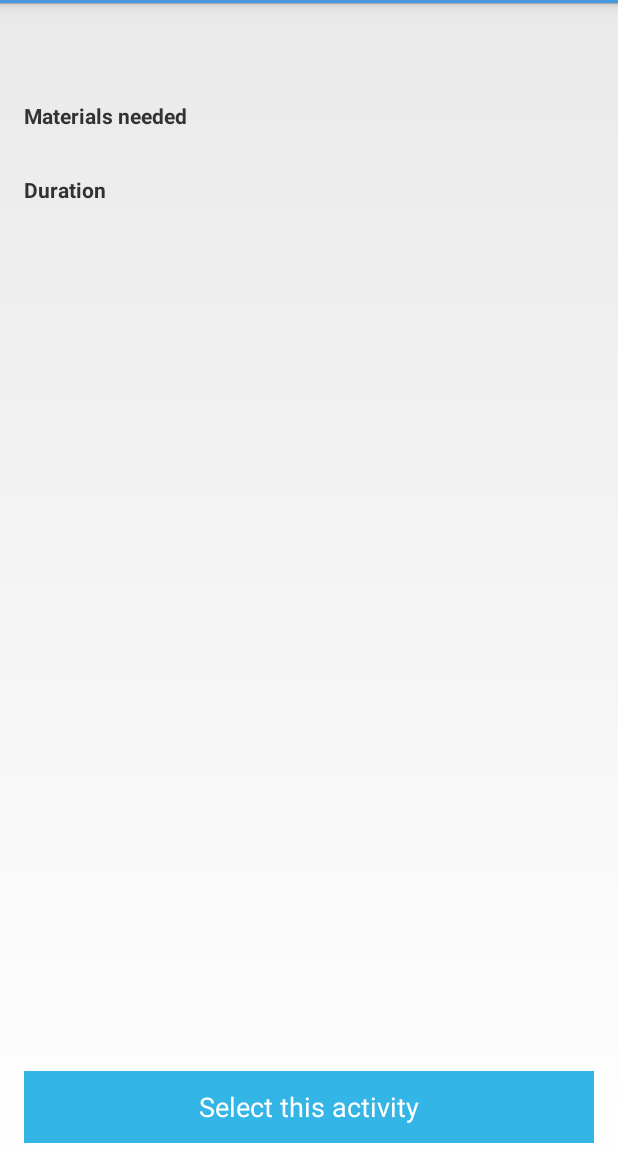
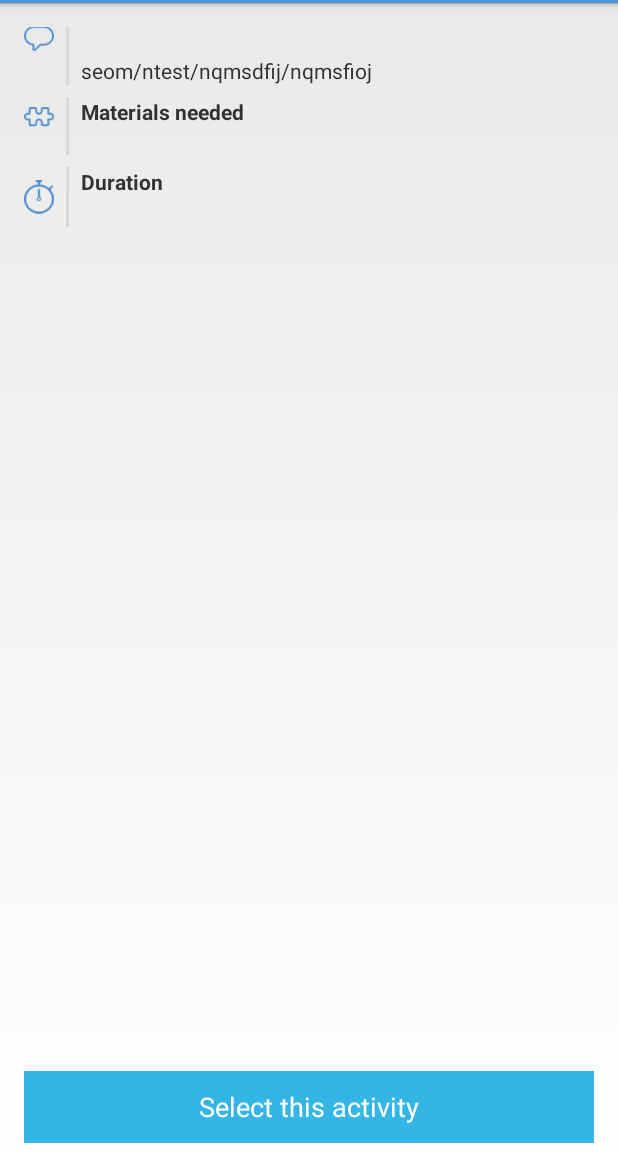
Before and after one commit to toonborgers/RetroBox, an Android app: the layout fragment_activity_detail.xml on its own in the app's theme, with its tools: preview values and no code run, on a phone screen of 412 x 824 dp, the part 69-1236 px from its top. Run offline under Robolectric (Android 15) with nearby library versions, the phone set to English and light mode, and no system bars.

Commit message:
Fixed layout for activity detail

```diff
--- a/Android/retrobox/src/main/java/be/cegeka/retrobox/ui/ActivityProgressBar.java
+++ b/Android/retrobox/src/main/java/be/cegeka/retrobox/ui/ActivityProgressBar.java
@@ -15,7 +15,7 @@ public class ActivityProgressBar extends View {
 
     public ActivityProgressBar(Context context, AttributeSet attrs) {
         super(context, attrs);
-        progress = 0f;
+        progress = 100f;
     }
 
     public void setBarColor(int barColor) {
--- a/Android/retrobox/src/main/res/layout/fragment_activity_detail.xml
+++ b/Android/retrobox/src/main/res/layout/fragment_activity_detail.xml
@@ -9,53 +9,136 @@
     android:layout_marginLeft="@dimen/activity_horizontal_margin"
     android:layout_marginRight="@dimen/activity_horizontal_margin">
 
+    <ScrollView
+        android:layout_width="match_parent"
+        android:layout_height="wrap_content"
+        android:layout_above="@+id/activity_detail_select"
+        android:layout_alignParentTop="true">
+
+        <LinearLayout
+            android:layout_width="match_parent"
+            android:layout_height="fill_parent"
+            android:orientation="vertical">
+
+            <LinearLayout
+                android:layout_width="match_parent"
+                android:layout_height="wrap_content"
+                android:orientation="horizontal"
+                android:layout_marginBottom="8dp">
+
+                <ImageView
+                    android:layout_width="20dp"
+                    android:layout_height="wrap_content"
+                    android:src="@drawable/activity"
+                    android:scaleType="centerCrop"
+                    android:adjustViewBounds="true" />
+
+                <View
+                    android:layout_width="2dp"
+                    android:layout_height="match_parent"
+                    android:background="@color/activity_border"
+                    android:layout_marginRight="8dp"
+                    android:layout_marginLeft="8dp" />
+
+                <LinearLayout
+                    android:layout_width="0dp"
+                    android:layout_height="wrap_content"
+                    android:layout_weight="1"
+                    android:orientation="vertical">
+
                     <TextView
                         android:id="@+id/activity_detail_title"
-        android:layout_width="wrap_content"
+                        android:layout_width="match_parent"
                         android:layout_height="wrap_content"
                         android:textStyle="bold" />
 
                     <TextView
                         android:id="@+id/activity_detail_description"
-        android:layout_width="wrap_content"
+                        android:layout_width="match_parent"
+                        android:layout_height="0dp"
+                        android:layout_weight="1"
+                        android:text="seom/ntest/nqmsdfij/nqmsfioj" />
+                </LinearLayout>
+            </LinearLayout>
+
+            <LinearLayout
+                android:layout_width="match_parent"
                 android:layout_height="wrap_content"
-        android:layout_marginTop="5dp"
-        android:layout_below="@id/activity_detail_title" />
+                android:orientation="horizontal"
+                android:layout_marginBottom="8dp">
+
+                <ImageView
+                    android:layout_width="20dp"
+                    android:layout_height="wrap_content"
+                    android:src="@drawable/materials_needed" />
+
+                <View
+                    android:layout_width="2dp"
+                    android:layout_height="match_parent"
+                    android:background="@color/activity_border"
+                    android:layout_marginRight="8dp"
+                    android:layout_marginLeft="8dp" />
+
+                <LinearLayout
+                    android:layout_width="0dp"
+                    android:layout_height="wrap_content"
+                    android:layout_weight="1"
+                    android:orientation="vertical">
 
                     <TextView
-        android:id="@+id/activity_detail_materials_title"
                         android:text="@string/activity_detail_materials"
-        android:layout_width="wrap_content"
-        android:layout_height="wrap_content"
                         android:textStyle="bold"
-        android:layout_marginTop="5dp"
-        android:layout_below="@id/activity_detail_description" />
+                        android:layout_width="match_parent"
+                        android:layout_height="wrap_content" />
 
                     <TextView
                         android:id="@+id/activity_detail_materials"
-        android:layout_width="fill_parent"
+                        android:layout_width="match_parent"
+                        android:layout_height="wrap_content" />
+                </LinearLayout>
+            </LinearLayout>
+
+            <LinearLayout
+                android:layout_width="match_parent"
                 android:layout_height="wrap_content"
-        android:layout_marginTop="5dp"
-        android:layout_below="@id/activity_detail_materials_title" />
+                android:orientation="horizontal">
+
+                <ImageView
+                    android:layout_width="20dp"
+                    android:layout_height="wrap_content"
+                    android:src="@drawable/duration" />
+
+                <View
+                    android:layout_width="2dp"
+                    android:layout_height="match_parent"
+                    android:background="@color/activity_border"
+                    android:layout_marginRight="8dp"
+                    android:layout_marginLeft="8dp" />
+
+                <LinearLayout
+                    android:layout_width="0dp"
+                    android:layout_height="wrap_content"
+                    android:layout_weight="1"
+                    android:orientation="vertical">
 
                     <TextView
-        android:id="@+id/activity_detail_duration_title"
                         android:text="@string/activity_detail_duration"
-        android:layout_width="wrap_content"
-        android:layout_marginTop="5dp"
-        android:layout_height="wrap_content"
                         android:textStyle="bold"
-        android:layout_below="@id/activity_detail_materials" />
+                        android:layout_width="match_parent"
+                        android:layout_height="wrap_content" />
 
                     <TextView
                         android:id="@+id/activity_detail_duration"
-        android:layout_width="fill_parent"
-        android:layout_height="wrap_content"
-        android:layout_marginTop="5dp"
-        android:layout_below="@id/activity_detail_duration_title" />
+                        android:layout_width="match_parent"
+                        android:layout_height="wrap_content" />
+                </LinearLayout>
+            </LinearLayout>
+        </LinearLayout>
+    </ScrollView>
 
     <Button
         android:id="@+id/activity_detail_select"
+        android:layout_marginTop="5dp"
         android:layout_width="match_parent"
         android:layout_height="wrap_content"
         android:text="@string/activity_detail_select"
--- a/Android/retrobox/src/main/res/raw/dummydata.json
+++ b/Android/retrobox/src/main/res/raw/dummydata.json
@@ -27,7 +27,7 @@
 		"activityType": 1,
 		"name": "ESVP",
 		"description": "How do participants feel at the retro: Explorer, Shopper, Vacationer, or Prisoner?",
-		"howto": "Prepare a flipchart or whiteboard with areas for E, S, V, and P. Explain the concept: * Explorer: Eager to dive in and research what did and didn\u0027t work and how to improve. * Shopper: Positive attitude. Happy if one good things comes out. * Vacationer: Reluctant to actively take part but the retro beats the regular work. * Prisoner: Only attend because they (feel they) must. Take a poll (anonymously, using sticky notes). Count out the answers and keep track on the flipchart for all to see. Ask what people make of the data. If there\u0027s a majority of Vacationers or Prisoners consider using the retro to discuss this finding.",
+		"howto": "Prepare a flipchart or whiteboard with areas for E, S, V, and P. Explain the concept: \n* Explorer: Eager to dive in and research what did and didn\u0027t work and how to improve. \n* Shopper: Positive attitude. Happy if one good things comes out. \n* Vacationer: Reluctant to actively take part but the retro beats the regular work. \n* Prisoner: Only attend because they (feel they) must. \nTake a poll (anonymously, using sticky notes). Count out the answers and keep track on the flipchart for all to see. Ask what people make of the data. If there\u0027s a majority of Vacationers or Prisoners consider using the retro to discuss this finding.",
 		"materials": "Flipchart/whiteboard, sticky notes, markers",
 		"durationMinutes": 10
 	},
@@ -59,7 +59,7 @@
 		"activityType": 2,
 		"name": "Loved, Learned, Lacked, Longed for",
 		"description": "Explore what people loved, learned, lacked and longed for individually",
-		"howto": "Each person brainstorms individually for each of these 4 questions: * What I Loved * What I Learned * What I Lacked * What I Longed For Collect the answers, either stickies on flip charts or in a digital tool if you\u0027re distributed. Form 4 subgroups, one for each L, read all notes, identify patterns and report their findings to the group. Use this as input for the next phase.",
+		"howto": "Each person brainstorms individually for each of these 4 questions: \n* What I Loved \n* What I Learned \n* What I Lacked \n* What I Longed For\n Collect the answers, either stickies on flip charts or in a digital tool if you\u0027re distributed. Form 4 subgroups, one for each L, read all notes, identify patterns and report their findings to the group. Use this as input for the next phase.",
 		"materials": "Stickies, markers, flip charts",
 		"durationMinutes": 20
 	},
@@ -107,7 +107,7 @@
 		"activityType": 3,
 		"name": "5 why\u0027s",
 		"description": "Drill down to the root cause of problems by repeatedly asking \u0027Why?\u0027",
-		"howto": "Divide the participants into small groups (\u003c\u003d 4 people) and give each group one of the top identified issues. Instructions for the group:* One person asks the others \u0027Why did that happen?\u0027 repeatedly to find the root cause or a chain of events * Record the root causes (often the answer to the 5th \u0027Why?\u0027) Let the groups share their findings.",
+		"howto": "Divide the participants into small groups (\u003c\u003d 4 people) and give each group one of the top identified issues. Instructions for the group:\n* One person asks the others \u0027Why did that happen?\u0027 repeatedly to find the root cause or a chain of events \n* Record the root causes (often the answer to the 5th \u0027Why?\u0027) \nLet the groups share their findings.",
 		"materials": "Paper, markers",
 		"durationMinutes": 15
 	},
@@ -123,7 +123,7 @@
 		"activityType": 4,
 		"name": "Low Hanging Fruit",
 		"description": "Visualize promise and ease of possible courses of actions to help pick",
-		"howto": "Reveal a previously drawn tree. Hand out round index cards and instruct participants to write down the actions they would like to take - one per card. When everyone\u0027s finished, collect the cards, shuffle and read them out one by one. Place each \u0027fruit\u0027 according to the participants\u0027 assessment: * Is it easy to do? Place it lower. Hard? More to the top. * Does it seem very beneficial? Place it more to the left. Value is dubious at best? To the right. The straightforward choice is to pick the bottom left fruit as action items. If this is not consensus, you can either have a short discussion to agree on some actions or dot vote.",
+		"howto": "Reveal a previously drawn tree. Hand out round index cards and instruct participants to write down the actions they would like to take - one per card. When everyone\u0027s finished, collect the cards, shuffle and read them out one by one. Place each \u0027fruit\u0027 according to the participants\u0027 assessment: \n* Is it easy to do? Place it lower. Hard? More to the top. \n* Does it seem very beneficial?\n Place it more to the left. Value is dubious at best? To the right. The straightforward choice is to pick the bottom left fruit as action items. If this is not consensus, you can either have a short discussion to agree on some actions or dot vote.",
 		"materials": "Tree, stickies, markers",
 		"durationMinutes": 20
 	},
```
Also changed, not shown: Android/retrobox/src/main/res/drawable/duration.png (added), Android/retrobox/src/main/res/drawable/materials_needed.png (added). Lines whose indentation alone changed are shown as unchanged.
